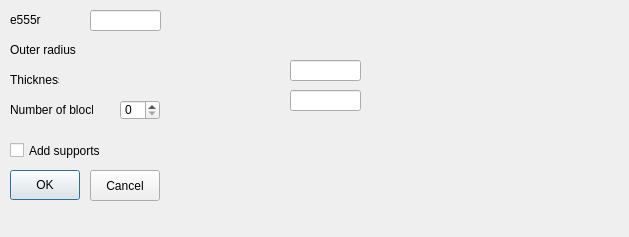
Qt form ui/dbModelLoaderDlg.ui (CURG/graspit) before a commit.
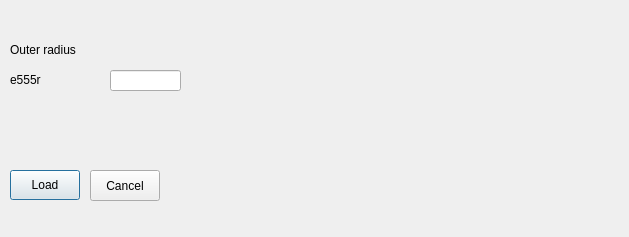
The same form after that commit.

Patch:
```diff
--- a/ui/dbModelLoaderDlg.ui
+++ b/ui/dbModelLoaderDlg.ui
@@ -17,7 +17,7 @@
    <property name="geometry">
     <rect>
      <x>10</x>
-     <y>10</y>
+     <y>70</y>
      <width>70</width>
      <height>20</height>
     </rect>
@@ -29,22 +29,6 @@
     <bool>false</bool>
    </property>
   </widget>
-  <widget class="QLabel" name="textLabel4">
-   <property name="geometry">
-    <rect>
-     <x>10</x>
-     <y>70</y>
-     <width>49</width>
-     <height>20</height>
-    </rect>
-   </property>
-   <property name="text">
-    <string>Thickness</string>
-   </property>
-   <property name="wordWrap">
-    <bool>false</bool>
-   </property>
-  </widget>
   <widget class="QLabel" name="textLabel2">
    <property name="geometry">
     <rect>
@@ -61,76 +45,17 @@
     <bool>false</bool>
    </property>
   </widget>
-  <widget class="QLabel" name="textLabel3">
-   <property name="geometry">
-    <rect>
-     <x>10</x>
-     <y>100</y>
-     <width>83</width>
-     <height>20</height>
-    </rect>
-   </property>
-   <property name="text">
-    <string>Number of blocks</string>
-   </property>
-   <property name="wordWrap">
-    <bool>false</bool>
-   </property>
-  </widget>
   <widget class="QLineEdit" name="innerRadiusEdit">
    <property name="geometry">
     <rect>
-     <x>90</x>
-     <y>10</y>
+     <x>110</x>
+     <y>70</y>
      <width>71</width>
      <height>21</height>
     </rect>
    </property>
   </widget>
-  <widget class="QLineEdit" name="outerRadiusEdit">
-   <property name="geometry">
-    <rect>
-     <x>290</x>
-     <y>60</y>
-     <width>71</width>
-     <height>21</height>
-    </rect>
-   </property>
-  </widget>
-  <widget class="QLineEdit" name="thicknessEdit">
-   <property name="geometry">
-    <rect>
-     <x>290</x>
-     <y>90</y>
-     <width>71</width>
-     <height>21</height>
-    </rect>
-   </property>
-  </widget>
-  <widget class="QSpinBox" name="numberBlocksBox">
-   <property name="geometry">
-    <rect>
-     <x>120</x>
-     <y>100</y>
-     <width>40</width>
-     <height>20</height>
-    </rect>
-   </property>
-  </widget>
-  <widget class="QCheckBox" name="supportsCheckBox">
-   <property name="geometry">
-    <rect>
-     <x>10</x>
-     <y>140</y>
-     <width>90</width>
-     <height>21</height>
-    </rect>
-   </property>
-   <property name="text">
-    <string>Add supports</string>
-   </property>
-  </widget>
-  <widget class="QPushButton" name="OKButton">
+  <widget class="QPushButton" name="loadButton">
    <property name="geometry">
     <rect>
      <x>10</x>
@@ -140,7 +65,7 @@
     </rect>
    </property>
    <property name="text">
-    <string>OK</string>
+    <string>Load</string>
    </property>
   </widget>
   <widget class="QPushButton" name="cancelButton">
```
Left out of the diff: 7 changed lines with no effect on the pictures.
